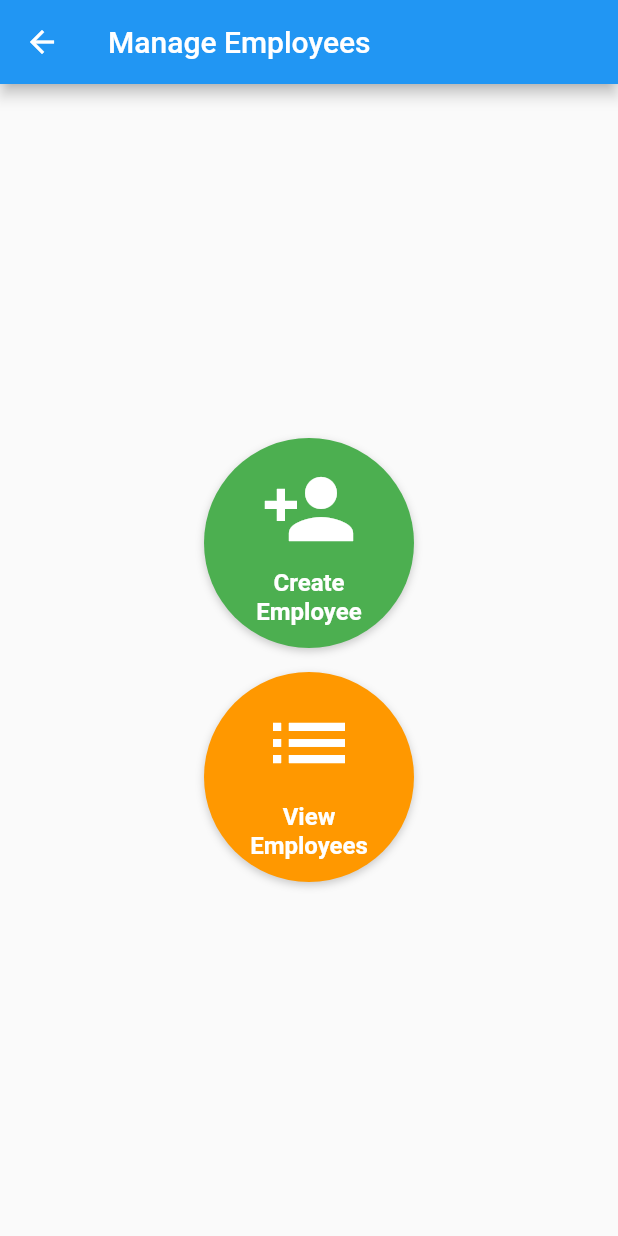
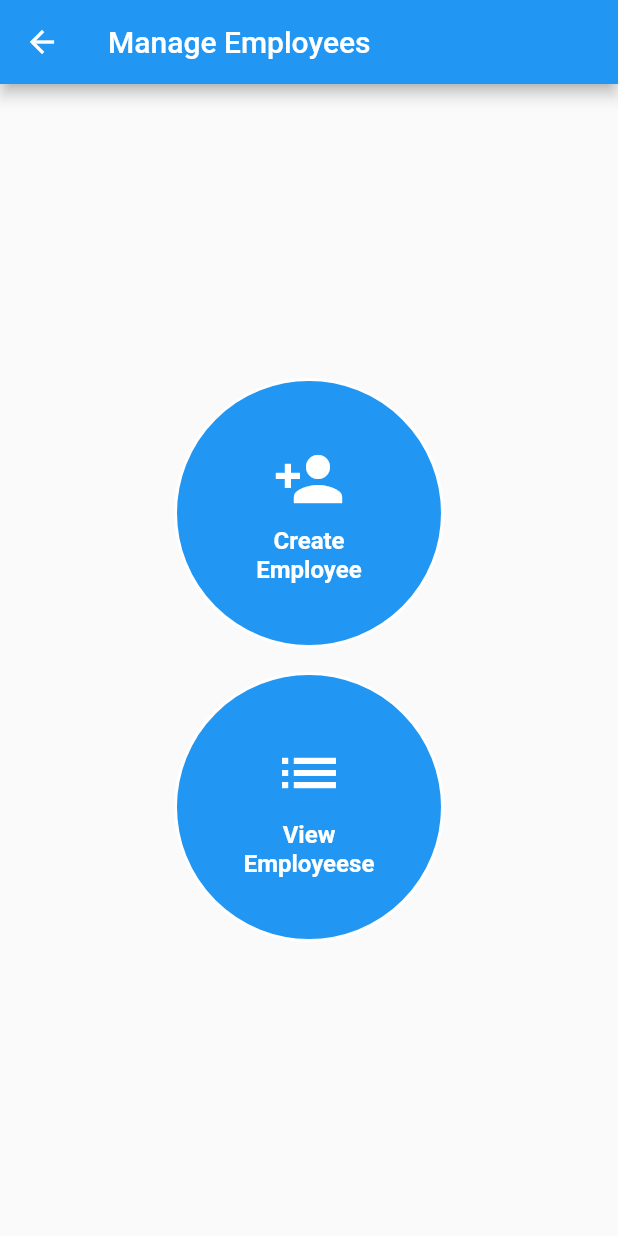
Before and after one commit to piratlasaikiran/bifrost_ui, a Flutter app: the EmployeeOptionsPage screen opened directly, after a tap on "Manage Employees", on a phone screen of 412 x 824 dp. Run offline on Flutter 3.47's test engine with Material 2 defaults, Android fonts, the phone set to English and light mode, and no system bars; our stand-ins replace image_picker, multi_select_flutter.

Commit message:
making complete blue theme

```diff
--- a/lib/Employees/employee_options_page.dart
+++ b/lib/Employees/employee_options_page.dart
@@ -14,88 +14,70 @@ class EmployeeOptionsPage extends StatelessWidget {
         child: Column(
           mainAxisAlignment: MainAxisAlignment.center,
           children: [
-            GestureDetector(
+            _buildCircularButton(
+              icon: Icons.supervisor_account,
+              label: 'Manage Employees',
               onTap: () {
-                Navigator.push(
-                  context,
-                  MaterialPageRoute(builder: (context) => const ManageEmployeesPage()),
+                showDialog(
+                  context: context,
+                  builder: (BuildContext context) {
+                    return const ManageEmployeesPage();
+                  },
                 );
               },
-              child: Container(
-                width: 150,
-                height: 150,
-                decoration: BoxDecoration(
               color: Colors.blue,
-                  borderRadius: BorderRadius.circular(12.0),
-                  boxShadow: [
-                    BoxShadow(
-                      color: Colors.black.withOpacity(0.2),
-                      blurRadius: 4.0,
-                      offset: const Offset(0, 2),
+              borderColor: Colors.white,
             ),
+            const SizedBox(height: 16.0),
+            _buildCircularButton(
+              icon: Icons.account_balance_wallet,
+              label: 'Pending Balances',
+              onTap: () {
+                // perform action when pending balance is clicked
+              },
+              color: Colors.blue,
+              borderColor: Colors.white,
+            ),
+            const SizedBox(height: 16.0),
           ],
         ),
-                child: const Column(
+      ),
+    );
+  }
+
+  Widget _buildCircularButton({
+    required IconData icon,
+    required String label,
+    required VoidCallback onTap,
+    required Color color,
+    required Color borderColor,
+  }) {
+    return GestureDetector(
+      onTap: onTap,
+      child: Container(
+        width: 180.0,
+        height: 180.0,
+        decoration: BoxDecoration(
+          shape: BoxShape.circle,
+          color: color,
+          border: Border.all(color: borderColor, width: 2.0),
+        ),
+        child: Column(
           mainAxisAlignment: MainAxisAlignment.center,
           children: [
             Icon(
-                      Icons.supervisor_account,
+              icon,
               size: 48.0,
               color: Colors.white,
             ),
-                    SizedBox(height: 8.0),
+            const SizedBox(height: 8.0),
             Text(
-                      'Manage Employees',
+              label,
               textAlign: TextAlign.center,
-                      style: TextStyle(
-                        fontSize: 18.0,
+              style: const TextStyle(
+                fontSize: 16.0,
                 color: Colors.white,
                 fontWeight: FontWeight.bold,
-                      ),
-                    ),
-                  ],
-                ),
-              ),
-            ),
-            const SizedBox(height: 16.0),
-            GestureDetector(
-              onTap: () {
-                // Action to perform when 'Pending Balances' button is clicked
-              },
-              child: Container(
-                width: 150,
-                height: 150,
-                decoration: BoxDecoration(
-                  color: Colors.orange,
-                  borderRadius: BorderRadius.circular(12.0),
-                  boxShadow: [
-                    BoxShadow(
-                      color: Colors.black.withOpacity(0.2),
-                      blurRadius: 4.0,
-                      offset: const Offset(0, 2),
-                    ),
-                  ],
-                ),
-                child: const Column(
-                  mainAxisAlignment: MainAxisAlignment.center,
-                  children: [
-                    Icon(
-                      Icons.account_balance_wallet,
-                      size: 48.0,
-                      color: Colors.white,
-                    ),
-                    SizedBox(height: 8.0),
-                    Text(
-                      'Pending Balances',
-                      textAlign: TextAlign.center,
-                      style: TextStyle(
-                        fontSize: 18.0,
-                        color: Colors.white,
-                        fontWeight: FontWeight.bold,
-                      ),
-                    ),
-                  ],
-                ),
               ),
             ),
           ],
--- a/lib/Employees/manage_employees_page.dart
+++ b/lib/Employees/manage_employees_page.dart
@@ -15,28 +15,75 @@ class ManageEmployeesPage extends StatelessWidget {
         child: Column(
           mainAxisAlignment: MainAxisAlignment.center,
           children: [
-            CircularButton(
+            _buildCircularButton(
               icon: Icons.person_add,
               label: 'Create\nEmployee',
-              color: Colors.green,
               onTap: () {
                 showDialog(
                   context: context,
-                  builder: (BuildContext context) => const SelectEmployeeTypeForCreationDialog(),
+                  builder: (BuildContext context) {
+                    return const SelectEmployeeTypeForCreationDialog();
+                  },
                 );
               },
+              color: Colors.blue,
+              borderColor: Colors.white,
             ),
             const SizedBox(height: 16.0),
-            CircularButton(
+            _buildCircularButton(
               icon: Icons.list,
-              label: 'View\nEmployees',
-              color: Colors.orange,
+              label: 'View\nEmployeese',
               onTap: () {
                 showDialog(
                   context: context,
-                  builder: (BuildContext context) => const SelectEmployeeTypeForViewDialog(),
+                  builder: (BuildContext context) {
+                    return const SelectEmployeeTypeForViewDialog();
+                  },
                 );
               },
+              color: Colors.blue,
+              borderColor: Colors.white,
+            ),
+          ],
+        ),
+      ),
+    );
+  }
+
+  Widget _buildCircularButton({
+    required IconData icon,
+    required String label,
+    required VoidCallback onTap,
+    required Color color,
+    required Color borderColor,
+  }) {
+    return GestureDetector(
+      onTap: onTap,
+      child: Container(
+        width: 180.0,
+        height: 180.0,
+        decoration: BoxDecoration(
+          shape: BoxShape.circle,
+          color: color,
+          border: Border.all(color: borderColor, width: 2.0),
+        ),
+        child: Column(
+          mainAxisAlignment: MainAxisAlignment.center,
+          children: [
+            Icon(
+              icon,
+              size: 48.0,
+              color: Colors.white,
+            ),
+            const SizedBox(height: 8.0),
+            Text(
+              label,
+              textAlign: TextAlign.center,
+              style: const TextStyle(
+                fontSize: 16.0,
+                color: Colors.white,
+                fontWeight: FontWeight.bold,
+              ),
             ),
           ],
         ),
```
Lines whose indentation alone changed are shown as unchanged.
